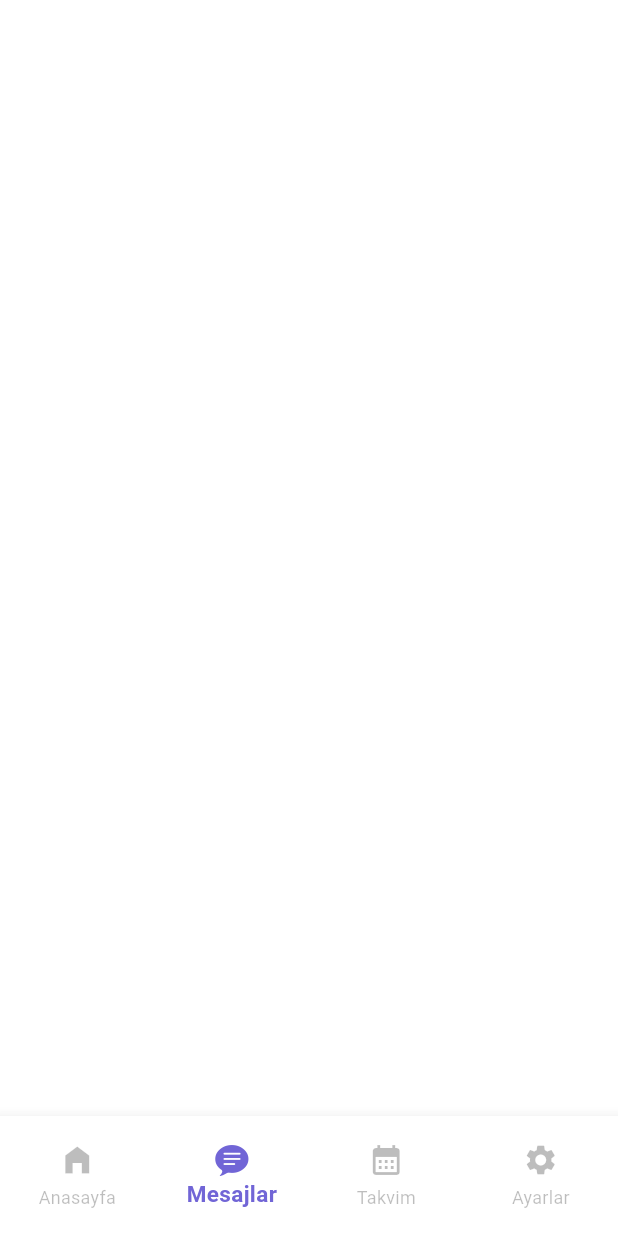
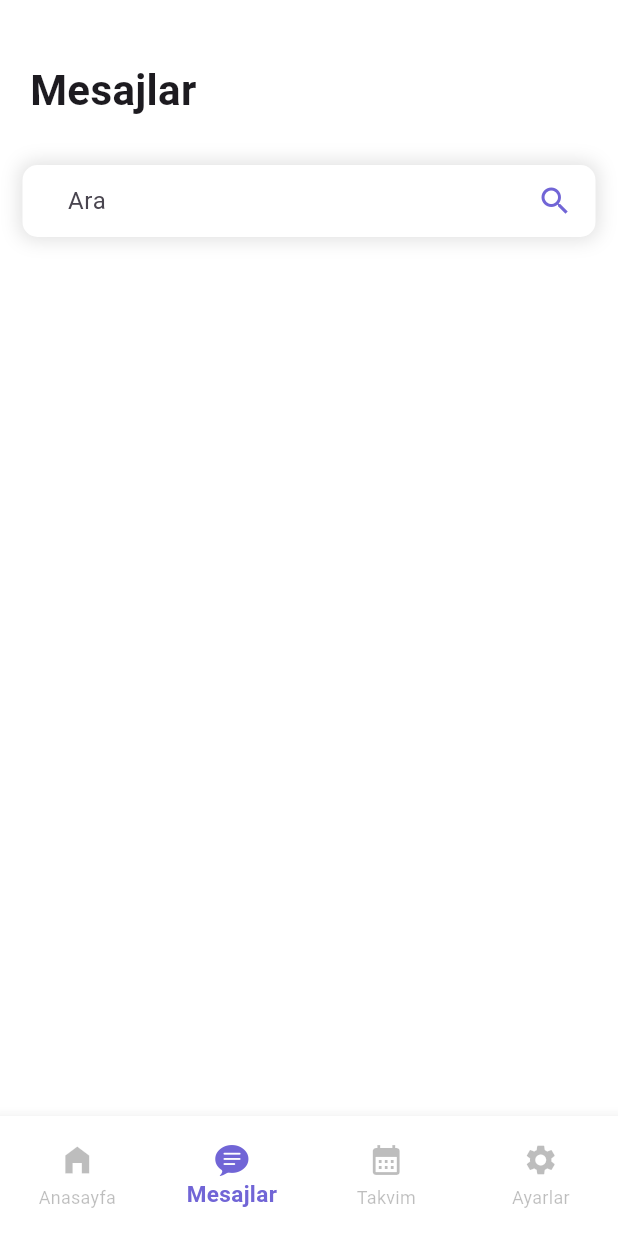
Before and after one commit to mmkocak/saglikapp, a Flutter app: the NavbarRoots screen opened directly, item 2 of the bottom bar chosen, on a phone screen of 412 x 824 dp. Run offline on Flutter 3.47's test engine with Material 3 defaults, Android fonts, the phone set to English and light mode, and no system bars.

Commit message:
search widget bitimi

```diff
--- a/lib/view/messages/messages_screen.dart
+++ b/lib/view/messages/messages_screen.dart
@@ -1,8 +1,8 @@
 import 'package:flutter/material.dart';
 
 class MessagesScreen extends StatelessWidget {
- MessagesScreen({ Key? key }) : super(key: key);
-   List imgs =[
+  MessagesScreen({Key? key}) : super(key: key);
+  List imgs = [
     "doctor1.jpg",
     "doctor2.jpg",
     "doctor3.jpg",
@@ -11,9 +11,60 @@ class MessagesScreen extends StatelessWidget {
   ];
 
   @override
-  Widget build(BuildContext context){
+  Widget build(BuildContext context) {
     return SingleChildScrollView(
-
+      child: Column(
+        crossAxisAlignment: CrossAxisAlignment.start,
+        children: [
+          const SizedBox(
+            height: 40,
+          ),
+          const Padding(
+            padding: EdgeInsets.symmetric(horizontal: 20),
+            child: Text(
+              "Mesajlar",
+              style: TextStyle(fontSize: 28, fontWeight: FontWeight.bold),
+            ),
+          ),
+          const SizedBox(height: 30),
+          Padding(
+            padding: const EdgeInsets.symmetric(horizontal: 15),
+            child: Container(
+              padding: const EdgeInsets.symmetric(horizontal: 15),
+              decoration: BoxDecoration(
+                color: Colors.white,
+                borderRadius: BorderRadius.circular(10),
+                boxShadow: [
+                  BoxShadow(
+                    color: Colors.black12,
+                    blurRadius: 10,
+                    spreadRadius: 2,
+                  ),
+                ],
+              ),
+              child: Row(
+                mainAxisAlignment: MainAxisAlignment.spaceBetween,
+                children: [
+                  Container(
+                    width: 300,
+                    child: Padding(
+                      padding: const EdgeInsets.symmetric(horizontal: 15),
+                      child:TextFormField(
+                        decoration: const InputDecoration(
+                          hintText:  "Ara",
+                          border: InputBorder.none,
+                        ),
+                      ) ,
+                    ),
+                  ),
+                  Icon(Icons.search, color: Color(0xFF7165d6),),
+                ],
+              ),
+            ),
+          ),
+          const SizedBox(height: 20),
+        ],
+      ),
     );
   }
 }
--- a/lib/widget/navbar_roots.dart
+++ b/lib/widget/navbar_roots.dart
@@ -1,6 +1,7 @@
 import 'package:flutter/cupertino.dart';
 import 'package:flutter/material.dart';
 import 'package:saglikapp/view/home/home_screen.dart';
+import 'package:saglikapp/view/messages/messages_screen.dart';
 import 'package:saglikapp/view/schedule/schedule_Screen.dart';
 import 'package:saglikapp/view/settings/settings_screen.dart';
 
@@ -17,7 +18,7 @@ class _NavbarRootsState extends State<NavbarRoots> {
     // Home Screen
     HomeScreen(),
     // Messages Screen
-    Container(),
+    MessagesScreen(),
     // Schedule Screen
     ScheduleScreen(),
     // Settings Screen
```
Lines whose indentation alone changed are shown as unchanged.
